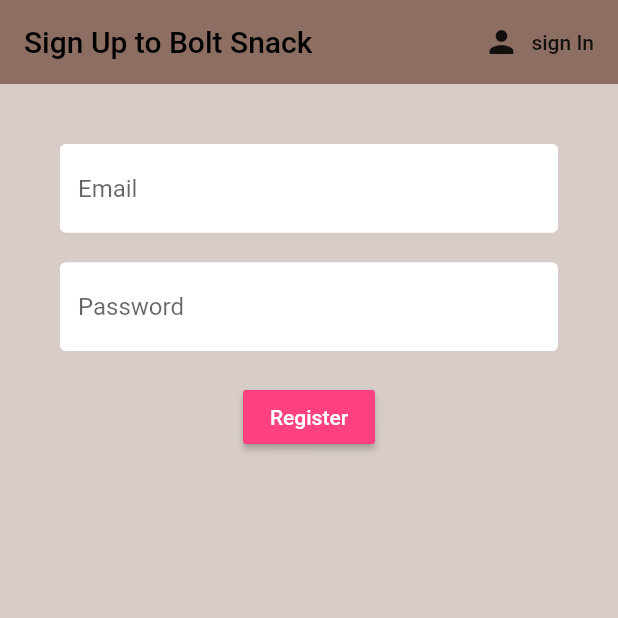
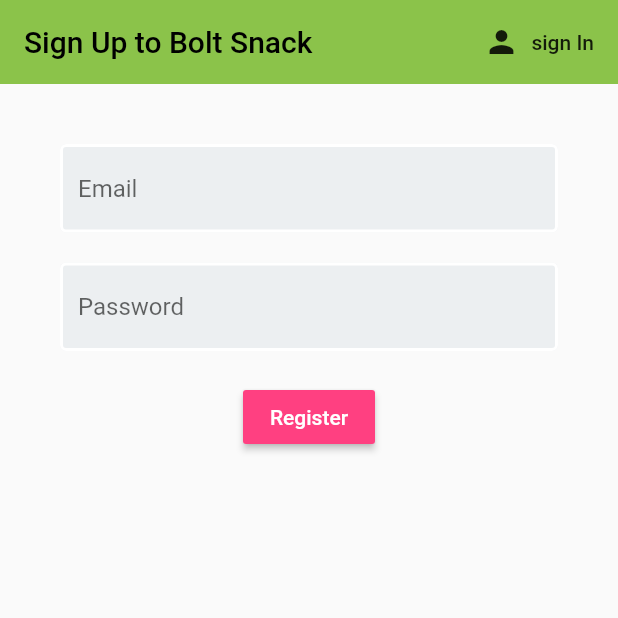
Before and after one commit to siddarthpai/college_canteens, a Flutter app: the screen it shows after launch, after a tap on "Sign in", after a tap on "Register", on a phone screen of 412 x 824 dp, the top half of it. Run offline on Flutter 3.47's test engine with Material 2 defaults, Android fonts, the phone set to English and light mode, and no system bars; our stand-ins replace cloud_firestore, firebase_core; accounts and stored records are empty; statements that could not run were skipped.

Commit message:
green theme added

```diff
--- a/lib/main.dart
+++ b/lib/main.dart
@@ -1,8 +1,8 @@
-import 'package:college_canteens/screens/AdminHomePage.dart';
+import 'package:college_canteens/screens/admin_homepage.dart';
 import 'package:college_canteens/screens/authenticate.dart';
 import 'package:firebase_core/firebase_core.dart';
 import 'package:flutter/material.dart';
-import 'screens/UserHomePage.dart';
+import 'screens/user_homepage.dart';
 import 'screens/signin.dart';
 
 Future<void> main() async {
@@ -19,7 +19,7 @@ class MyApp extends StatelessWidget {
     return MaterialApp(
       title: 'Flutter Demo',
       theme: ThemeData(
-        primarySwatch: Colors.orange,
+        primarySwatch: Colors.lightGreen,
       ),
       initialRoute: '/auth',
       routes: {
--- a/lib/screens/UserHomePage/menu.dart
+++ b/lib/screens/UserHomePage/menu.dart
@@ -53,7 +53,7 @@ class _MenuState extends State<Menu> {
                         children: [
                           Row(
                             children: [
-                              SizedBox(
+                              const SizedBox(
                                 width: 20,
                               ),
                               Text("${key.toString()} x" +
--- a/lib/screens/register.dart
+++ b/lib/screens/register.dart
@@ -22,9 +22,9 @@ class _RegisterState extends State<Register> {
   @override
   Widget build(BuildContext context) {
     return Scaffold(
-      backgroundColor: Colors.brown[100],
+      //backgroundColor: Colors.brown[100],
       appBar: AppBar(
-        backgroundColor: Colors.brown[400],
+        //backgroundColor: Colors.brown[400],
         elevation: 0.0,
         title: Text('Sign Up to Bolt Snack'),
         actions: [
@@ -44,8 +44,8 @@ class _RegisterState extends State<Register> {
             child: Column(children: <Widget>[
               SizedBox(height: 20.0),
               TextFormField(
-                decoration:
-                textInputDecoration.copyWith(hintText: 'Email'),
+                decoration: textInputDecoration.copyWith(
+                    hintText: 'Email', fillColor: Colors.blueGrey[50]),
                 validator: (val) {
                   if (val!.isEmpty) {
                     return "Enter an email";
@@ -61,8 +61,8 @@ class _RegisterState extends State<Register> {
               ),
               SizedBox(height: 20.0),
               TextFormField(
-                decoration:
-                textInputDecoration.copyWith(hintText: 'Password'),
+                decoration: textInputDecoration.copyWith(
+                    hintText: 'Password', fillColor: Colors.blueGrey[50]),
                 validator: (val) {
                   if (val!.length < 6) {
                     return "Password should be atleast 6 chars long";
@@ -80,19 +80,17 @@ class _RegisterState extends State<Register> {
               SizedBox(height: 20.0),
               RaisedButton(
                 color: Colors.pinkAccent,
-                child: Text('Register',
-                    style: TextStyle(color: Colors.white)),
+                child: Text('Register', style: TextStyle(color: Colors.white)),
                 onPressed: () async {
                   if (_formKey.currentState!.validate()) {
                     setState(() => loading = true);
-                    Map<String, dynamic> result = auth_register(email, password) as Map<String, dynamic>;
-
+                    Map<String, dynamic> result =
+                        auth_register(email, password) as Map<String, dynamic>;
                   }
                 },
               ),
               SizedBox(height: 12.0),
-              Text(error,
-                  style: TextStyle(color: Colors.red, fontSize: 14.0))
+              Text(error, style: TextStyle(color: Colors.red, fontSize: 14.0))
             ]),
           )),
     );
--- a/lib/screens/signin.dart
+++ b/lib/screens/signin.dart
@@ -21,9 +21,9 @@ class _SignInState extends State<SignIn> {
   @override
   Widget build(BuildContext context) {
     return Scaffold(
-      backgroundColor: Colors.brown[100],
+      //backgroundColor: Colors.brown[100],
       appBar: AppBar(
-        backgroundColor: Colors.brown[400],
+        //backgroundColor: Colors.brown[400],
         elevation: 0.0,
         title: Text('Sign In to Bolt Snack'),
         actions: [
@@ -45,7 +45,10 @@ class _SignInState extends State<SignIn> {
                 child: Column(children: <Widget>[
                   SizedBox(height: 20.0),
                   TextFormField(
-                    decoration: textInputDecoration.copyWith(hintText: 'Email'),
+                    decoration: textInputDecoration.copyWith(
+                        hintText: 'Email',
+                        fillColor: Colors.blueGrey[50],
+                        filled: true),
                     validator: (val) {
                       if (val!.isEmpty) {
                         return "Enter an email";
@@ -61,8 +64,10 @@ class _SignInState extends State<SignIn> {
                   ),
                   SizedBox(height: 20.0),
                   TextFormField(
-                    decoration:
-                        textInputDecoration.copyWith(hintText: 'Password'),
+                    decoration: textInputDecoration.copyWith(
+                        hintText: 'Password',
+                        fillColor: Colors.blueGrey[50],
+                        filled: true),
                     validator: (val) {
                       if (val!.length < 6) {
                         return "Password should be atleast 6 chars long";
```
Also changed, not shown: lib/screens/UserHomePage/wallet.dart (+9 -8 lines), lib/screens/user_homepage.dart (added, +68 -0 lines).
